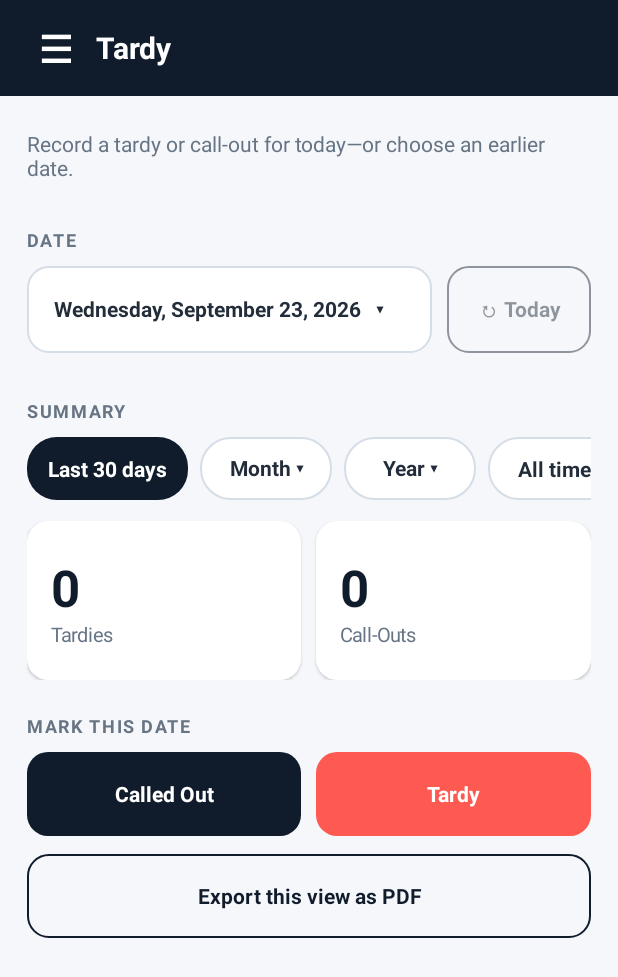
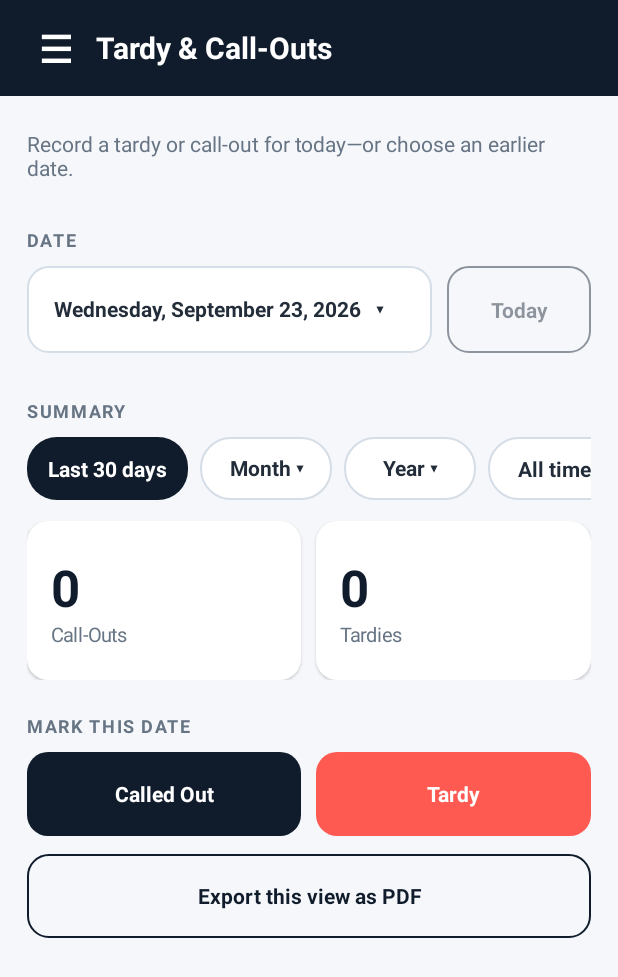
Before and after one commit to Roga-666/Attendance, an Android app: the screen it shows after launch (MainActivity), on a phone screen of 412 x 824 dp. Shown: the top 977 px of the screen. Run offline under Robolectric (Android 15) with nearby library versions, the phone set to English and light mode, and no system bars.

Commit message:
Polish tardy screen and transparent app icon

```diff
--- a/app/build.gradle
+++ b/app/build.gradle
@@ -8,8 +8,8 @@ android {
         applicationId 'com.rolando.attendance'
         minSdk 26
         targetSdk 35
-        versionCode 5
-        versionName '1.3.0'
+        versionCode 6
+        versionName '1.3.1'
     }
 
     buildTypes {
--- a/app/src/main/java/com/rolando/attendance/MainActivity.java
+++ b/app/src/main/java/com/rolando/attendance/MainActivity.java
@@ -225,14 +225,14 @@ public final class MainActivity extends Activity {
 
     private void showTardy() {
         activeAttendanceHistoryType = null;
-        LinearLayout body = page("Tardy", "Record a tardy or call-out for today—or choose an earlier date.");
+        LinearLayout body = page("Tardy & Call-Outs", "Record a tardy or call-out for today—or choose an earlier date.");
         body.addView(sectionTitle("DATE"));
         Button date = dateButton(selectedTardyDate);
         date.setOnClickListener(v -> pickDate(selectedTardyDate, picked -> { selectedTardyDate = picked; showTardy(); }));
         LinearLayout dateRow = horizontal();
         dateRow.addView(date, new LinearLayout.LayoutParams(0, dp(58), 1));
         dateRow.addView(gap(dp(10)));
-        Button today = outlineButton("↻ Today");
+        Button today = outlineButton("Today");
         today.setContentDescription("Reset date to today");
         today.setEnabled(!selectedTardyDate.equals(LocalDate.now()));
         today.setAlpha(today.isEnabled() ? 1f : .45f);
@@ -256,9 +256,9 @@ public final class MainActivity extends Activity {
             if (e.type.equals(AttendanceDb.TARDY)) { tardies++; lateTotal += e.lateMinutes; } else calls++;
         }
         LinearLayout stats = horizontal();
+        stats.addView(attendanceStatCard(String.valueOf(calls), "Call-Outs", AttendanceDb.CALLED_OUT), new LinearLayout.LayoutParams(0, dp(106), 1));
+        stats.addView(gap(dp(10)));
         stats.addView(attendanceStatCard(String.valueOf(tardies), "Tardies", AttendanceDb.TARDY), new LinearLayout.LayoutParams(0, dp(106), 1));
-        stats.addView(gap(dp(10)));
-        stats.addView(attendanceStatCard(String.valueOf(calls), "Call-Outs", AttendanceDb.CALLED_OUT), new LinearLayout.LayoutParams(0, dp(106), 1));
         body.addView(stats, lpMatchWrap(dp(10)));
         if (prefs.getBoolean("track_late_minutes", false) && lateTotal > 0) body.addView(infoCard(PdfExporter.duration(lateTotal) + " total late in this filter"), lpMatchWrap(dp(14)));
 
@@ -421,7 +421,7 @@ public final class MainActivity extends Activity {
 
         body.addView(sectionTitle("ABOUT YOUR DATA"));
         body.addView(infoCard("Your database stays private inside the app. Data leaves the device only when you export it or enable a Drive backup file."));
-        TextView version = label("Attendance 1.3.0", 12, MUTED, false);
+        TextView version = label("Attendance 1.3.1", 12, MUTED, false);
         body.addView(version, lpMatchWrap(dp(16)));
     }
 
```
Also changed, not shown: app/src/main/res/mipmap-hdpi/ic_launcher.png, app/src/main/res/mipmap-mdpi/ic_launcher.png, app/src/main/res/mipmap-xhdpi/ic_launcher.png, app/src/main/res/mipmap-xxhdpi/ic_launcher.png, app/src/main/res/mipmap-xxxhdpi/ic_launcher.png, 4 other files.
